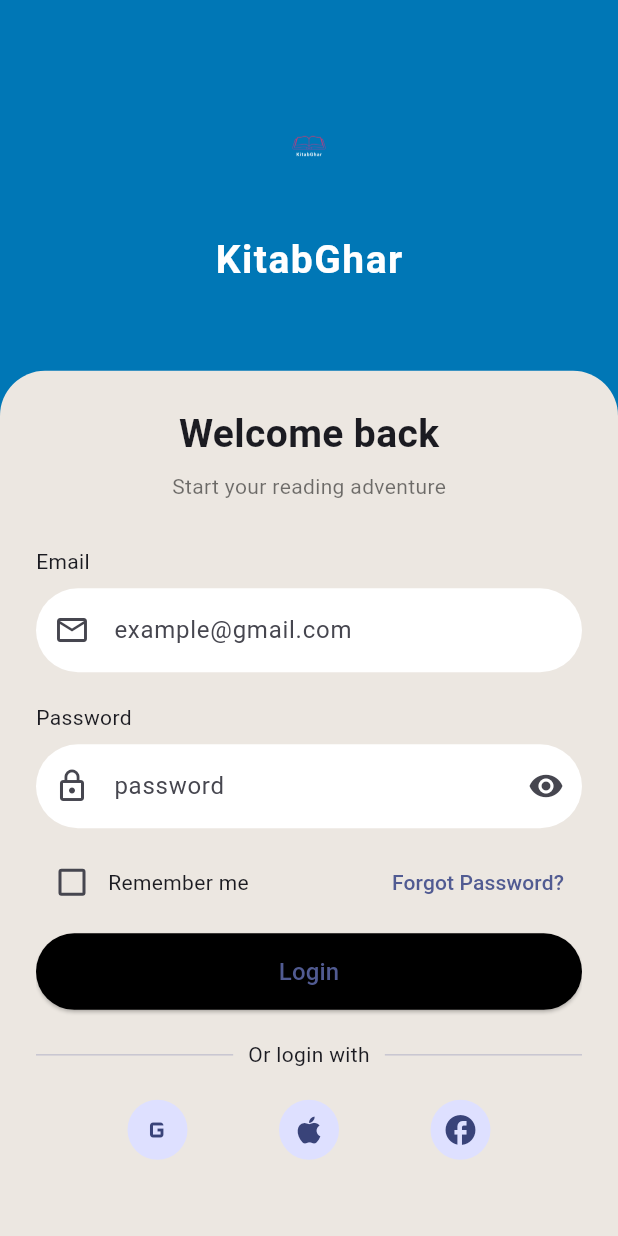
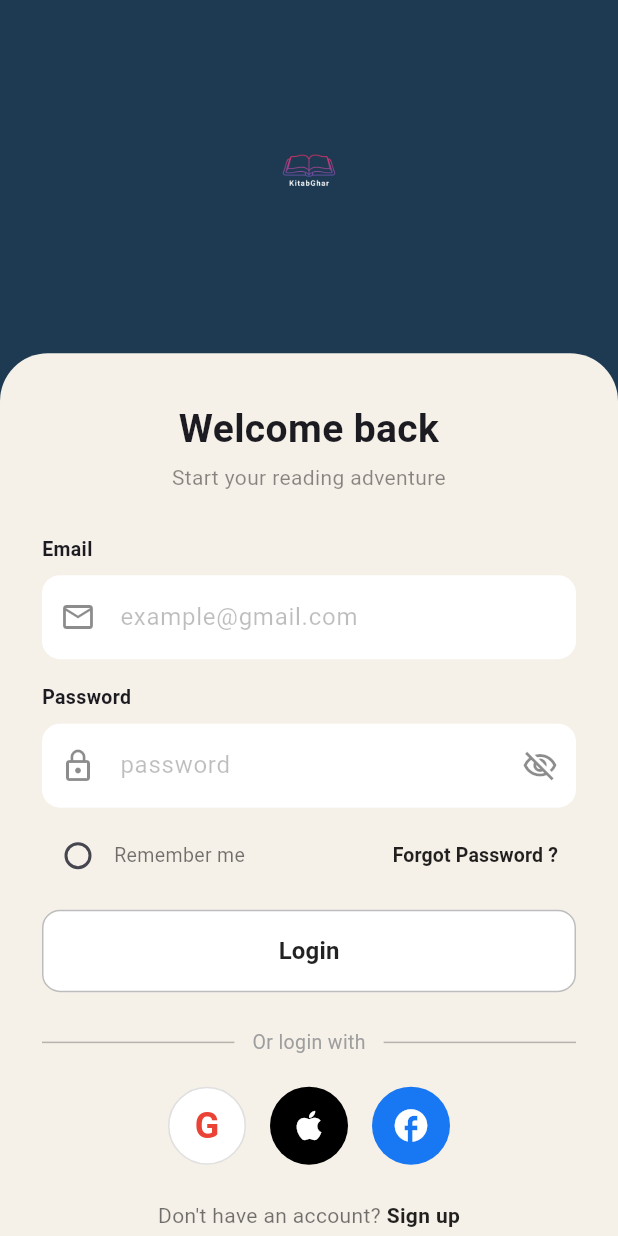
Before and after one commit to SanjeevSinjali/kitabghar, a Flutter app: the LoginView screen opened directly, on a phone screen of 412 x 824 dp. Run offline on Flutter 3.47's test engine with Material 3 defaults, Android fonts, the phone set to English and light mode, and no system bars.

Commit message:
Login code

```diff
--- a/lib/views/login_view.dart
+++ b/lib/views/login_view.dart
@@ -13,7 +13,6 @@
   final _formKey = GlobalKey<FormState>();
   final _emailCtrl = TextEditingController();
   final _passwordCtrl = TextEditingController();
-
   bool _obscure = true;
   bool _rememberMe = false;
 
@@ -26,220 +25,167 @@
 
   void _login() {
     if (_formKey.currentState?.validate() ?? false) {
-      Navigator.pushReplacement(
-        context,
-        MaterialPageRoute(builder: (_) => const DashboardView()),
-      );
+      Navigator.pushReplacement(context,
+          MaterialPageRoute(builder: (_) => const DashboardView()));
     }
   }
 
   void _goToSignup() {
-    Navigator.push(
-      context,
-      MaterialPageRoute(builder: (_) => const SignupView()),
+    Navigator.push(context,
+        MaterialPageRoute(builder: (_) => const SignupView()));
+  }
+
+  InputDecoration _fieldDecoration(String hint, IconData icon) =>
+      InputDecoration(
+        hintText: hint,
+        hintStyle: const TextStyle(color: Colors.black26),
+        prefixIcon: Icon(icon, color: Colors.black45),
+        filled: true,
+        fillColor: Colors.white,
+        border: OutlineInputBorder(
+          borderRadius: BorderRadius.circular(12),
+          borderSide: BorderSide.none,
+        ),
       );
-  }
 
   @override
   Widget build(BuildContext context) {
     return Scaffold(
-      backgroundColor: const Color(0xFF0077B6), // 🔷 Your Blue Background
-      body: SafeArea(
-        child: Column(
+      backgroundColor: const Color(0xFF1D3A52),
+      body: Column(
         children: [
           Expanded(
-              flex: 3,
-              child: Column(
-                mainAxisAlignment: MainAxisAlignment.center,
-                children: [
-                  Image.asset(
-                    'assets/images/logo.png',
-                    height: 90,
-                    fit: BoxFit.contain,
-                  ),
-                  const SizedBox(height: 10),
-                  const Text(
-                    "KitabGhar",
-                    style: TextStyle(
-                      fontSize: 26,
-                      fontWeight: FontWeight.bold,
-                      color: Colors.white,
-                      letterSpacing: 1,
+            flex: 2,
+            child: Center(
+              child: Image.asset('assets/images/logo.png',
+                  width: 250, height: 250, fit: BoxFit.contain),
             ),
           ),
-                ],
-              ),
-            ),
-
-            // ⚪ BOTTOM CARD SECTION
           Expanded(
-              flex: 7,
+            flex: 5,
             child: Container(
               width: double.infinity,
-                padding: const EdgeInsets.all(24),
               decoration: const BoxDecoration(
-                  color: Color(0xFFECE7E1),
-                  borderRadius: BorderRadius.vertical(
-                    top: Radius.circular(30),
-                  ),
+                color: Color(0xFFF5F0E8),
+                borderRadius: BorderRadius.vertical(top: Radius.circular(32)),
               ),
               child: SingleChildScrollView(
+                padding: const EdgeInsets.symmetric(horizontal: 28, vertical: 32),
                 child: Form(
                   key: _formKey,
                   child: Column(
                     crossAxisAlignment: CrossAxisAlignment.start,
                     children: [
-                        // TITLE
-                        const Center(
-                          child: Column(
+                      const Column(
+                        crossAxisAlignment: CrossAxisAlignment.center,
                         children: [
-                              Text(
-                                "Welcome back",
-                                style: TextStyle(
-                                  fontSize: 26,
-                                  fontWeight: FontWeight.bold,
-                                ),
-                              ),
-                              SizedBox(height: 6),
-                              Text(
-                                "Start your reading adventure",
-                                style: TextStyle(color: Colors.black54),
-                              ),
+                          SizedBox(width: double.infinity),
+                          Text('Welcome back',
+                              textAlign: TextAlign.center,
+                              style: TextStyle(fontSize: 26, fontWeight: FontWeight.bold)),
+                          SizedBox(height: 4),
+                          Text('Start your reading adventure',
+                              textAlign: TextAlign.center,
+                              style: TextStyle(fontSize: 14, color: Colors.black45)),
                         ],
                       ),
-                        ),
+                      const SizedBox(height: 28),
 
-                        const SizedBox(height: 30),
-
-                        // EMAIL
-                        const Text("Email"),
+                      const Text('Email', style: TextStyle(fontSize: 13, fontWeight: FontWeight.w600)),
                       const SizedBox(height: 8),
                       TextFormField(
                         controller: _emailCtrl,
-                          decoration: _inputDecoration(
-                            hint: "example@gmail.com",
-                            icon: Icons.email_outlined,
+                        keyboardType: TextInputType.emailAddress,
+                        decoration: _fieldDecoration('example@gmail.com', Icons.mail_outline),
+                        validator: (v) => v!.trim().isEmpty ? 'Please enter email' : null,
                       ),
-                          validator: (v) =>
-                              v == null || v.isEmpty ? "Enter email" : null,
-                        ),
+                      const SizedBox(height: 16),
 
-                        const SizedBox(height: 20),
-
-                        // PASSWORD
-                        const Text("Password"),
+                      const Text('Password', style: TextStyle(fontSize: 13, fontWeight: FontWeight.w600)),
                       const SizedBox(height: 8),
                       TextFormField(
                         controller: _passwordCtrl,
                         obscureText: _obscure,
-                          decoration: _inputDecoration(
-                            hint: "password",
-                            icon: Icons.lock_outline,
-                            suffix: IconButton(
-                              icon: Icon(
-                                _obscure
-                                    ? Icons.visibility
-                                    : Icons.visibility_off,
-                              ),
-                              onPressed: () =>
-                                  setState(() => _obscure = !_obscure),
+                        decoration: _fieldDecoration('password', Icons.lock_outline).copyWith(
+                          suffixIcon: IconButton(
+                            icon: Icon(_obscure ? Icons.visibility_off_outlined : Icons.visibility_outlined,
+                                color: Colors.black45),
+                            onPressed: () => setState(() => _obscure = !_obscure),
                           ),
                         ),
-                          validator: (v) =>
-                              v == null || v.isEmpty ? "Enter password" : null,
+                        validator: (v) => v!.isEmpty ? 'Please enter password' : null,
                       ),
+                      const SizedBox(height: 8),
 
-                        const SizedBox(height: 12),
-
-                        // REMEMBER + FORGOT
                       Row(
                         mainAxisAlignment: MainAxisAlignment.spaceBetween,
                         children: [
-                            Row(
-                              children: [
+                          Row(children: [
                             Checkbox(
                               value: _rememberMe,
-                                  onChanged: (v) {
-                                    setState(() => _rememberMe = v!);
-                                  },
+                              shape: const CircleBorder(),
+                              onChanged: (v) => setState(() => _rememberMe = v ?? false),
                             ),
-                                const Text("Remember me"),
-                              ],
-                            ),
+                            const Text('Remember me', style: TextStyle(fontSize: 13, color: Colors.black54)),
+                          ]),
                           TextButton(
                             onPressed: () {},
-                              child: const Text("Forgot Password?"),
+                            child: const Text('Forgot Password ?',
+                                style: TextStyle(fontSize: 13, fontWeight: FontWeight.w600, color: Colors.black87)),
                           ),
                         ],
                       ),
+                      const SizedBox(height: 12),
 
-                        const SizedBox(height: 10),
-
-                        // LOGIN BUTTON
                       SizedBox(
                         width: double.infinity,
-                          child: ElevatedButton(
+                        child: OutlinedButton(
                           onPressed: _login,
-                            style: ElevatedButton.styleFrom(
-                              backgroundColor: Colors.black,
-                              padding:
-                                  const EdgeInsets.symmetric(vertical: 14),
-                              shape: RoundedRectangleBorder(
-                                borderRadius: BorderRadius.circular(30),
+                          style: OutlinedButton.styleFrom(
+                            backgroundColor: Colors.white, // white background
+                            padding: const EdgeInsets.symmetric(vertical: 16),
+                            side: const BorderSide(color: Colors.black26),
+                            shape: RoundedRectangleBorder(borderRadius: BorderRadius.circular(12)),
+                          ),
+                          child: const Text('Login',
+                              style: TextStyle(fontSize: 16, fontWeight: FontWeight.w600, color: Colors.black87)),
                         ),
                       ),
-                            child: const Text(
-                              "Login",
-                              style: TextStyle(fontSize: 16),
+                      const SizedBox(height: 24),
+
+                      Row(children: [
+                        const Expanded(child: Divider(color: Colors.black26)),
+                        Padding(
+                          padding: const EdgeInsets.symmetric(horizontal: 12),
+                          child: Text('Or login with', style: TextStyle(fontSize: 13, color: Colors.grey.shade500)),
                         ),
-                          ),
-                        ),
-
+                        const Expanded(child: Divider(color: Colors.black26)),
+                      ]),
                       const SizedBox(height: 20),
 
-                        // DIVIDER
                       Row(
-                          children: const [
-                            Expanded(child: Divider()),
-                            Padding(
-                              padding: EdgeInsets.symmetric(horizontal: 10),
-                              child: Text("Or login with"),
-                            ),
-                            Expanded(child: Divider()),
+                        mainAxisAlignment: MainAxisAlignment.center,
+                        children: [
+                          _gmailButton(),
+                          const SizedBox(width: 16),
+                          _socialButton(Icons.apple, Colors.black),
+                          const SizedBox(width: 16),
+                          _socialButton(Icons.facebook, const Color(0xFF1877F2)),
                         ],
                       ),
+                      const SizedBox(height: 24),
 
-                        const SizedBox(height: 20),
-
-                        // SOCIAL LOGIN
                       Row(
-                          mainAxisAlignment: MainAxisAlignment.spaceEvenly,
-                          children: const [
-                            CircleAvatar(child: Icon(Icons.g_mobiledata)),
-                            CircleAvatar(child: Icon(Icons.apple)),
-                            CircleAvatar(child: Icon(Icons.facebook)),
-                          ],
-                        ),
-
-                        const SizedBox(height: 25),
-
-                        // SIGNUP
-                        Center(
-                          child: Row(
                         mainAxisAlignment: MainAxisAlignment.center,
                         children: [
-                              const Text("Don’t have an account? "),
+                          const Text("Don't have an account? ",
+                              style: TextStyle(fontSize: 14, color: Colors.black54)),
                           GestureDetector(
                             onTap: _goToSignup,
-                                child: const Text(
-                                  "Sign up",
-                                  style: TextStyle(
-                                    fontWeight: FontWeight.bold,
-                                  ),
-                                ),
+                            child: const Text('Sign up',
+                                style: TextStyle(fontSize: 14, fontWeight: FontWeight.bold, color: Colors.black87)),
                           ),
                         ],
-                          ),
                       ),
                     ],
                   ),
@@ -249,26 +195,27 @@
           ),
         ],
       ),
-      ),
     );
   }
 
-  InputDecoration _inputDecoration({
-    required String hint,
-    required IconData icon,
-    Widget? suffix,
-  }) {
-    return InputDecoration(
-      hintText: hint,
-      prefixIcon: Icon(icon),
-      suffixIcon: suffix,
-      filled: true,
-      fillColor: Colors.white,
-      contentPadding: const EdgeInsets.symmetric(vertical: 16),
-      border: OutlineInputBorder(
-        borderRadius: BorderRadius.circular(30),
-        borderSide: BorderSide.none,
+  Widget _gmailButton() => Container(
+        width: 52,
+        height: 52,
+        decoration: BoxDecoration(
+          shape: BoxShape.circle,
+          color: Colors.white,
+          border: Border.all(color: Colors.black12),
+        ),
+        child: const Center(
+          child: Text('G',
+              style: TextStyle(fontSize: 24, fontWeight: FontWeight.bold, color: Color(0xFFEA4335))),
         ),
       );
+
+  Widget _socialButton(IconData icon, Color color) => Container(
+        width: 52,
+        height: 52,
+        decoration: BoxDecoration(shape: BoxShape.circle, color: color),
+        child: Icon(icon, color: Colors.white, size: 26),
+      );
 }
-}
```
Lines whose indentation alone changed are shown as unchanged.
